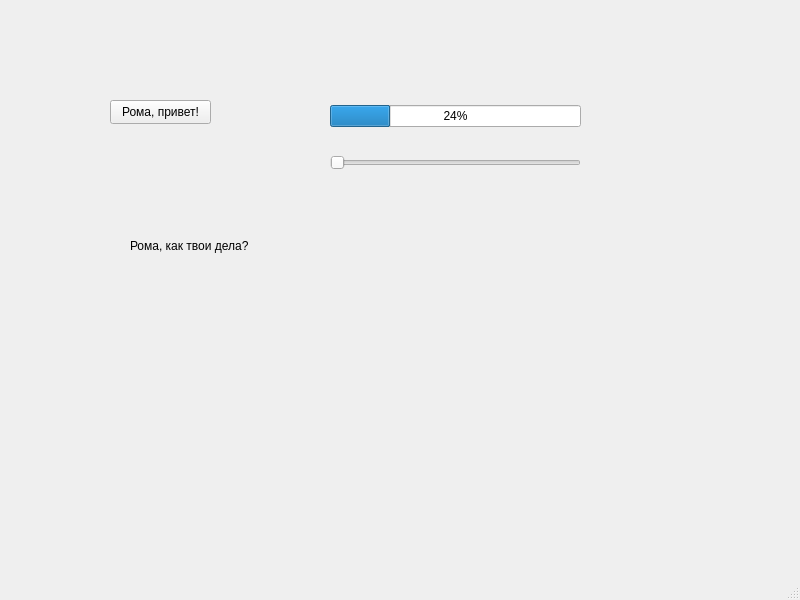
Before: the Qt Designer form mainwindow.ui in RomanB51/Interface, drawn with Qt 5.
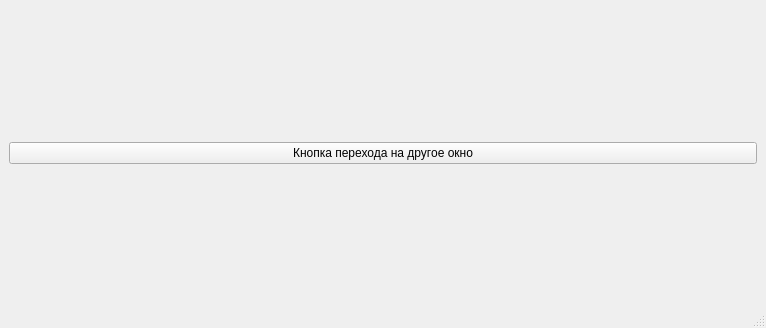
After: the same form once the commit is applied.

Diff of the .ui file:
```diff
--- a/mainwindow.ui
+++ b/mainwindow.ui
@@ -6,66 +6,23 @@
    <rect>
     <x>0</x>
     <y>0</y>
-    <width>800</width>
-    <height>600</height>
+    <width>766</width>
+    <height>328</height>
    </rect>
   </property>
   <property name="windowTitle">
    <string>MainWindow</string>
   </property>
   <widget class="QWidget" name="centralwidget">
-   <widget class="QPushButton" name="pushButton">
-    <property name="geometry">
-     <rect>
-      <x>110</x>
-      <y>100</y>
-      <width>101</width>
-      <height>24</height>
-     </rect>
-    </property>
-    <property name="text">
-     <string>Рома, привет!</string>
-    </property>
-   </widget>
-   <widget class="QLabel" name="label">
-    <property name="geometry">
-     <rect>
-      <x>130</x>
-      <y>220</y>
-      <width>151</width>
-      <height>51</height>
-     </rect>
-    </property>
-    <property name="text">
-     <string>Рома, как твои дела?</string>
-    </property>
-   </widget>
-   <widget class="QWidget" name="">
-    <property name="geometry">
-     <rect>
-      <x>330</x>
-      <y>83</y>
-      <width>251</width>
-      <height>111</height>
-     </rect>
-    </property>
-    <layout class="QVBoxLayout" name="verticalLayout">
-     <item>
-      <widget class="QProgressBar" name="progressBar">
-       <property name="value">
-        <number>24</number>
-       </property>
-      </widget>
-     </item>
-     <item>
-      <widget class="QSlider" name="horizontalSlider">
-       <property name="orientation">
-        <enum>Qt::Horizontal</enum>
-       </property>
-      </widget>
-     </item>
-    </layout>
-   </widget>
+   <layout class="QVBoxLayout" name="verticalLayout_3">
+    <item>
+     <widget class="QPushButton" name="pushButton">
+      <property name="text">
+       <string>Кнопка перехода на другое окно</string>
+      </property>
+     </widget>
+    </item>
+   </layout>
   </widget>
   <widget class="QMenuBar" name="menubar">
    <property name="geometry">
```
Left out of the diff: 21 changed lines with no effect on the pictures.
